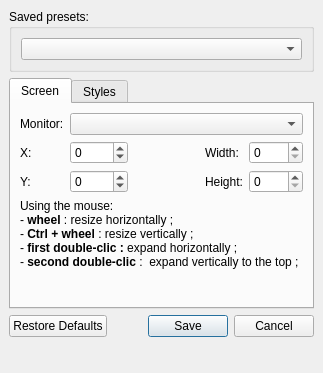
First picture: the form in configeditor.ui, repository Subtivals/subtivals, before the edit.
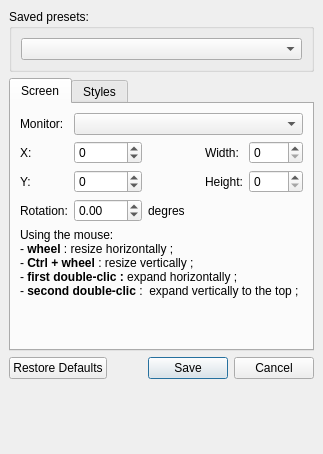
Second picture: the form after the edit.

Commit message: Text rotation (refs #97)

```diff
--- a/configeditor.ui
+++ b/configeditor.ui
@@ -7,7 +7,7 @@
     <x>0</x>
     <y>0</y>
     <width>323</width>
-    <height>373</height>
+    <height>454</height>
    </rect>
   </property>
   <property name="windowTitle">
@@ -126,7 +126,7 @@
           </property>
          </widget>
         </item>
-        <item row="4" column="2">
+        <item row="5" column="2">
          <spacer name="verticalSpacer">
           <property name="orientation">
            <enum>Qt::Vertical</enum>
@@ -139,7 +139,7 @@
           </property>
          </spacer>
         </item>
-        <item row="3" column="0" colspan="5">
+        <item row="4" column="0" colspan="5">
          <widget class="QLabel" name="label_6">
           <property name="text">
            <string>&lt;!DOCTYPE HTML PUBLIC &quot;-//W3C//DTD HTML 4.0//EN&quot; &quot;http://www.w3.org/TR/REC-html40/strict.dtd&quot;&gt;
@@ -154,6 +154,33 @@
           </property>
          </widget>
         </item>
+        <item row="3" column="0">
+         <widget class="QLabel" name="label_7">
+          <property name="text">
+           <string>Rotation:</string>
+          </property>
+         </widget>
+        </item>
+        <item row="3" column="2">
+         <widget class="QLabel" name="label_8">
+          <property name="text">
+           <string>degres</string>
+          </property>
+         </widget>
+        </item>
+        <item row="3" column="1">
+         <widget class="QDoubleSpinBox" name="rotation">
+          <property name="minimum">
+           <double>-360.000000000000000</double>
+          </property>
+          <property name="maximum">
+           <double>360.000000000000000</double>
+          </property>
+          <property name="singleStep">
+           <double>0.100000000000000</double>
+          </property>
+         </widget>
+        </item>
        </layout>
       </widget>
       <widget class="QWidget" name="tabStyles">
```
Left out of the diff: 16 changed lines with no effect on the pictures. The commit also changes 5 other files.
